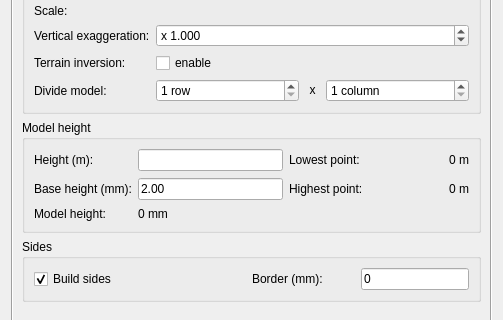
This is DEMto3D_Dialog/DEMto3D_dialog_base.ui in jawensi/DEMto3D-QGIS-Plugin as Qt 5 draws it before an edit; both pictures show x 0 to 503 and y 313 to 633 of the 503 by 803 pixel window. The edited form follows.
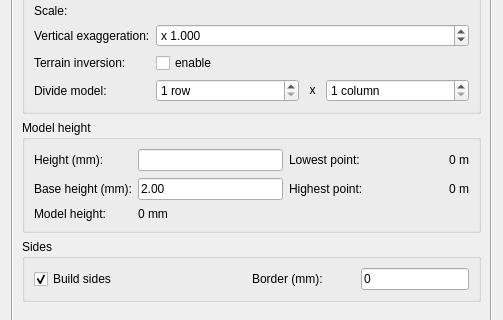
This is the edited form. Icons and pictures are not drawn. Custom widgets are drawn as their Qt base class.

Diff of the .ui file:
```diff
--- a/DEMto3D_Dialog/DEMto3D_dialog_base.ui
+++ b/DEMto3D_Dialog/DEMto3D_dialog_base.ui
@@ -570,7 +570,7 @@
             <item row="0" column="0">
              <widget class="QLabel" name="label_17">
               <property name="text">
-               <string>Height (m):</string>
+               <string>Height (mm):</string>
               </property>
               <property name="buddy">
                <cstring>BaseHeightLineEdit</cstring>
```
Left out of the diff: 2 changed lines with no effect on the pictures.
